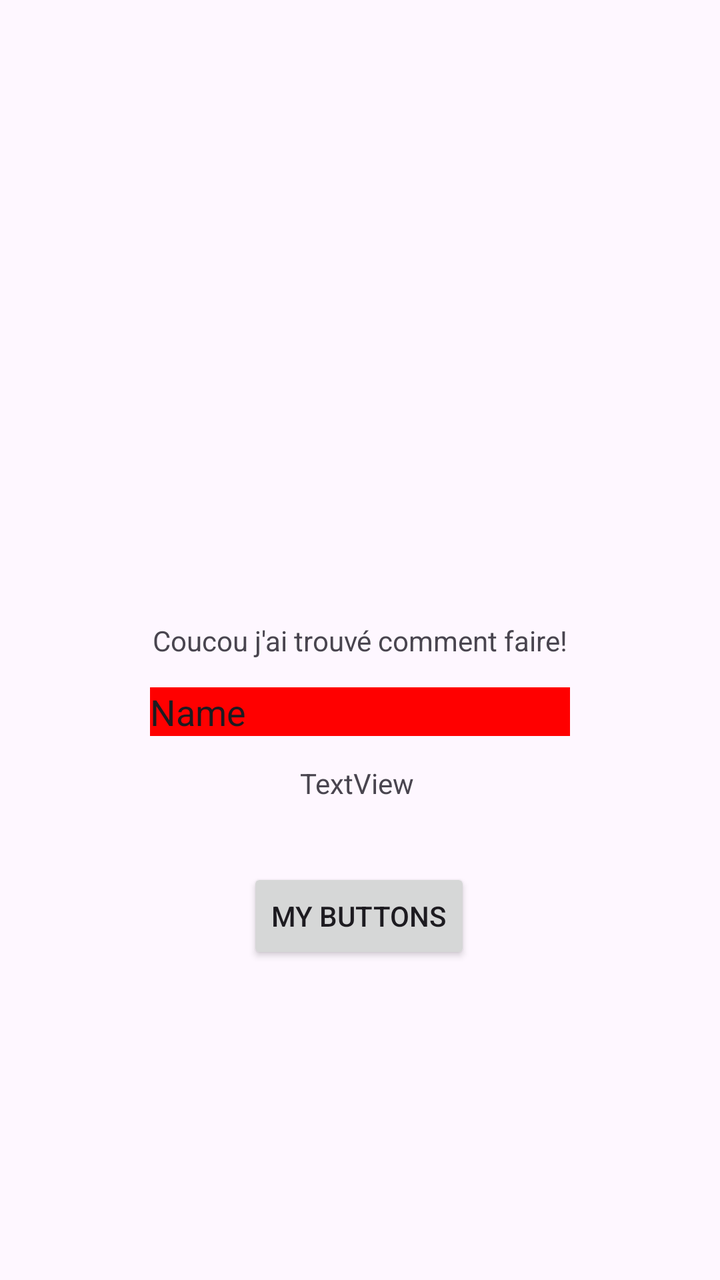
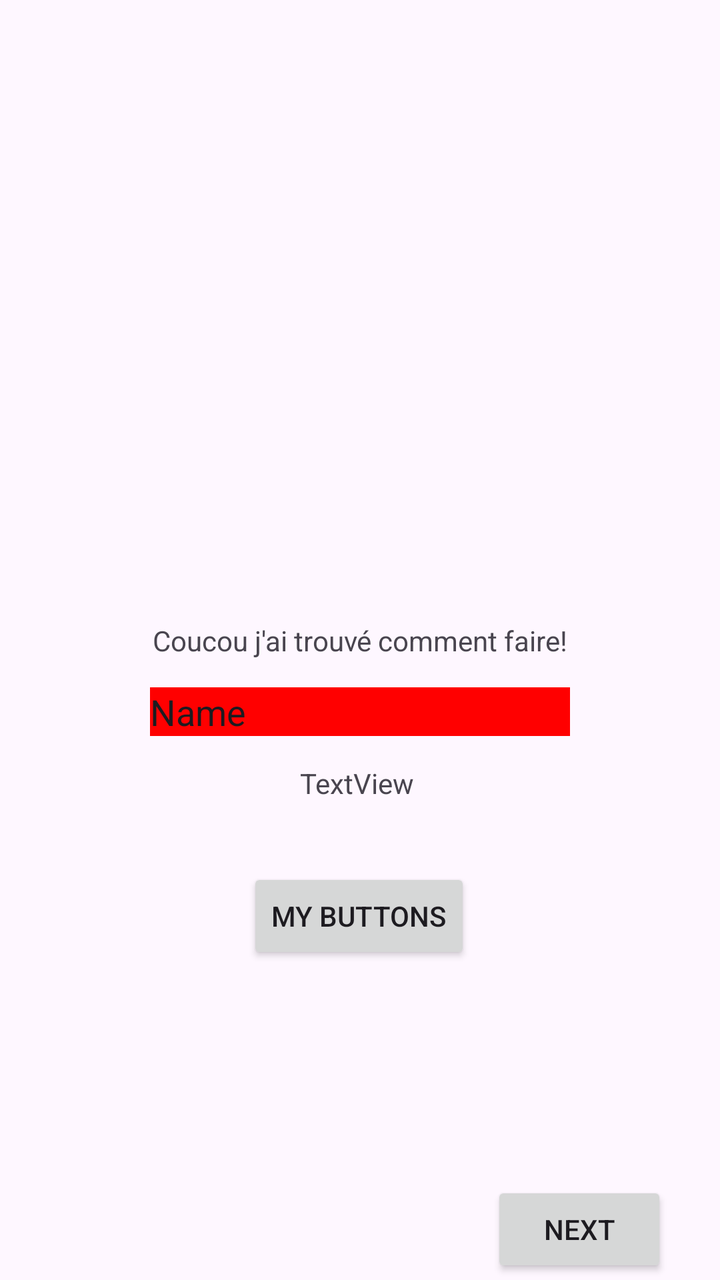

The first picture is an Android layout as it rendered before a commit; the second is the same layout after the commit. The layout source and the unified diff follow.
<!-- AndroidManifest.xml: application theme Theme.MyApplication -->
<!-- res/layout/activity_main.xml -->
<?xml version="1.0" encoding="utf-8"?>
<androidx.constraintlayout.widget.ConstraintLayout xmlns:android="http://schemas.android.com/apk/res/android"
    xmlns:app="http://schemas.android.com/apk/res-auto"
    xmlns:tools="http://schemas.android.com/tools"
    android:id="@+id/main"
    android:layout_width="match_parent"
    android:layout_height="match_parent"
    tools:context=".MainActivity">

    <TextView
        android:id="@+id/textView"
        android:layout_width="wrap_content"
        android:layout_height="wrap_content"
        android:text="Coucou j'ai trouvé comment faire!"
        app:layout_constraintBottom_toBottomOf="parent"
        app:layout_constraintEnd_toEndOf="parent"
        app:layout_constraintStart_toStartOf="parent"
        app:layout_constraintTop_toTopOf="parent" />

    <EditText
        android:id="@+id/editText"
        android:layout_width="wrap_content"
        android:layout_height="wrap_content"
        android:layout_marginStart="101dp"
        android:layout_marginTop="14dp"
        android:layout_marginEnd="101dp"
        android:background="@color/red"
        android:ems="10"
        android:inputType="text"
        android:text="Name"
        app:layout_constraintEnd_toEndOf="parent"
        app:layout_constraintStart_toStartOf="parent"
        app:layout_constraintTop_toBottomOf="@+id/textView" />

    <Button
        android:id="@+id/buttonclic"
        android:layout_width="wrap_content"
        android:layout_height="wrap_content"
        android:layout_marginStart="145dp"
        android:layout_marginTop="66dp"
        android:layout_marginEnd="146dp"
        android:text="@string/button"
        app:layout_constraintEnd_toEndOf="parent"
        app:layout_constraintStart_toStartOf="parent"
        app:layout_constraintTop_toBottomOf="@+id/editText" />

    <TextView
        android:id="@+id/affichage"
        android:layout_width="wrap_content"
        android:layout_height="wrap_content"
        android:layout_marginStart="175dp"
        android:layout_marginTop="14dp"
        android:layout_marginEnd="178dp"
        android:text="TextView"
        app:layout_constraintEnd_toEndOf="parent"
        app:layout_constraintStart_toStartOf="parent"
        app:layout_constraintTop_toBottomOf="@+id/editText" />


</androidx.constraintlayout.widget.ConstraintLayout>
<!-- resources referenced by this layout -->
<resources>
  <color name="red">#FFFF0000</color>
  <string name="button">My Buttons</string>
  <style name="Theme.MyApplication" parent="Base.Theme.MyApplication" />
  <style name="Base.Theme.MyApplication" parent="Theme.Material3.DayNight.NoActionBar">
          
          
      </style>
</resources>

<!-- the commit's change to res/layout/activity_main.xml (unified diff, before → after) -->
@@ -56,5 +56,19 @@
         app:layout_constraintStart_toStartOf="parent"
         app:layout_constraintTop_toBottomOf="@+id/editText" />
 
+    <Button
+        android:id="@+id/next"
+        android:layout_width="wrap_content"
+        android:layout_height="wrap_content"
+        android:layout_marginStart="270dp"
+        android:layout_marginTop="245dp"
+        android:layout_marginEnd="51dp"
+        android:layout_marginBottom="24dp"
+        android:text="Next"
+        app:layout_constraintBottom_toBottomOf="parent"
+        app:layout_constraintEnd_toEndOf="parent"
+        app:layout_constraintStart_toStartOf="parent"
+        app:layout_constraintTop_toBottomOf="@+id/editText" />
+
 
 </androidx.constraintlayout.widget.ConstraintLayout>
